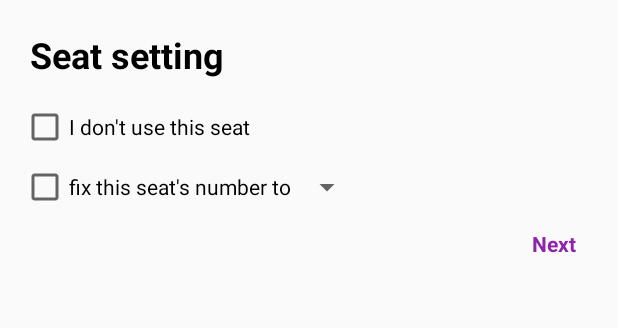
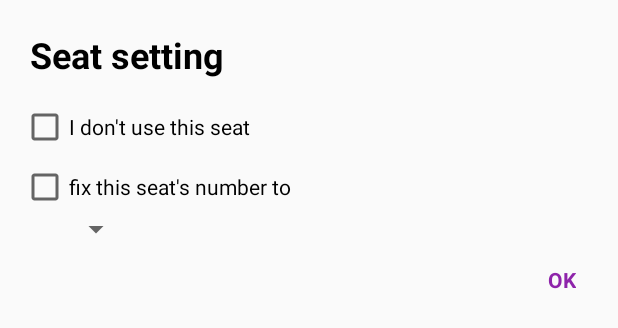
Before and after one commit to MinSeungHyun/RandomSeatArrangement, an Android app: the layout dialog_seat_settings.xml on its own in the app's theme, with its tools: preview values and no code run, on a phone screen of 412 x 824 dp. Shown: the top 328 px of the screen. Run offline under Robolectric (Android 15) with nearby library versions, the phone set to English and light mode, and no system bars.

Commit message:
Small change

```diff
--- a/app/src/main/java/com/seunghyun/randomseats/DetailSettingDialog.java
+++ b/app/src/main/java/com/seunghyun/randomseats/DetailSettingDialog.java
@@ -38,6 +38,7 @@ class DetailSettingDialog extends Dialog implements View.OnClickListener {
     protected void onCreate(Bundle savedInstanceState) {
         super.onCreate(savedInstanceState);
         setContentView(R.layout.dialog_seat_settings);
+
         initialize();
         updateStatus();
 
--- a/app/src/main/java/com/seunghyun/randomseats/MainActivity.java
+++ b/app/src/main/java/com/seunghyun/randomseats/MainActivity.java
@@ -131,7 +131,7 @@ public class MainActivity extends AppCompatActivity {
                     indicatorLayout.setVisibility(View.VISIBLE);
                     rowSeekBar.setProgress(5);
                     columnSeekBar.setProgress(6);
-                    okButtonText.setText(getString(R.string.next));
+                    okButtonText.setText(getString(R.string.ok));
                     okButton.setOnClickListener(v -> {
                         settingLayout.startAnimation(outAnimation);
                         stage = 1;
--- a/app/src/main/res/layout/activity_main.xml
+++ b/app/src/main/res/layout/activity_main.xml
@@ -122,7 +122,7 @@
                 android:background="?attr/selectableItemBackground"
                 android:gravity="center"
                 android:padding="8dp"
-                android:text="@string/next"
+                android:text="@string/ok"
                 android:textAllCaps="true"
                 android:textColor="@android:color/white"
                 android:textSize="18sp"
--- a/app/src/main/res/layout/dialog_seat_settings.xml
+++ b/app/src/main/res/layout/dialog_seat_settings.xml
@@ -21,19 +21,15 @@
         android:layout_width="wrap_content"
         android:layout_height="wrap_content"
         android:layout_marginStart="10dp"
-        android:layout_marginEnd="116dp"
         android:layout_marginBottom="8dp"
         android:text="@string/use_seat" />
-
-    <android.support.constraint.ConstraintLayout
-        android:layout_width="match_parent"
-        android:layout_height="wrap_content"
-        android:layout_marginStart="10dp">
 
     <CheckBox
         android:id="@+id/fix_seat_checkBox"
         android:layout_width="wrap_content"
         android:layout_height="wrap_content"
+        android:layout_marginStart="10dp"
+        android:layout_marginEnd="24dp"
         android:text="@string/fix_seat"
         app:layout_constraintBottom_toBottomOf="parent"
         app:layout_constraintStart_toStartOf="parent"
@@ -44,12 +40,10 @@
         android:layout_width="wrap_content"
         android:layout_height="wrap_content"
         android:layout_gravity="center_vertical"
+        android:layout_marginStart="36dp"
         app:layout_constraintBottom_toBottomOf="@id/fix_seat_checkBox"
         app:layout_constraintStart_toEndOf="@id/fix_seat_checkBox"
-            app:layout_constraintTop_toTopOf="@id/fix_seat_checkBox">
-
-        </Spinner>
-    </android.support.constraint.ConstraintLayout>
+        app:layout_constraintTop_toTopOf="@id/fix_seat_checkBox" />
 
     <TextView
         android:id="@+id/ok_button"
@@ -63,7 +57,7 @@
         android:paddingTop="12dp"
         android:paddingEnd="24dp"
         android:paddingBottom="12dp"
-        android:text="@string/next"
+        android:text="@string/ok"
         android:textColor="@color/colorPrimary"
         android:textStyle="bold" />
 </LinearLayout>
--- a/app/src/main/res/values/strings.xml
+++ b/app/src/main/res/values/strings.xml
@@ -5,7 +5,7 @@
     <string name="column">Column :" "</string>
     <string name="number_of_seats">Number of seats :" "</string>
     <string name="caution">Caution! If you change row or column below, the setting of each seat will be deleted.</string>
-    <string name="next">Next</string>
+    <string name="ok">OK</string>
     <string name="show_all_helper">Click each seat to see a single number, or click the button below to view all of them.</string>
     <string name="show_all">Show All</string>
     <string name="reset">Reset</string>
```
Also changed, not shown: 1 other file. Lines whose indentation alone changed are shown as unchanged.
